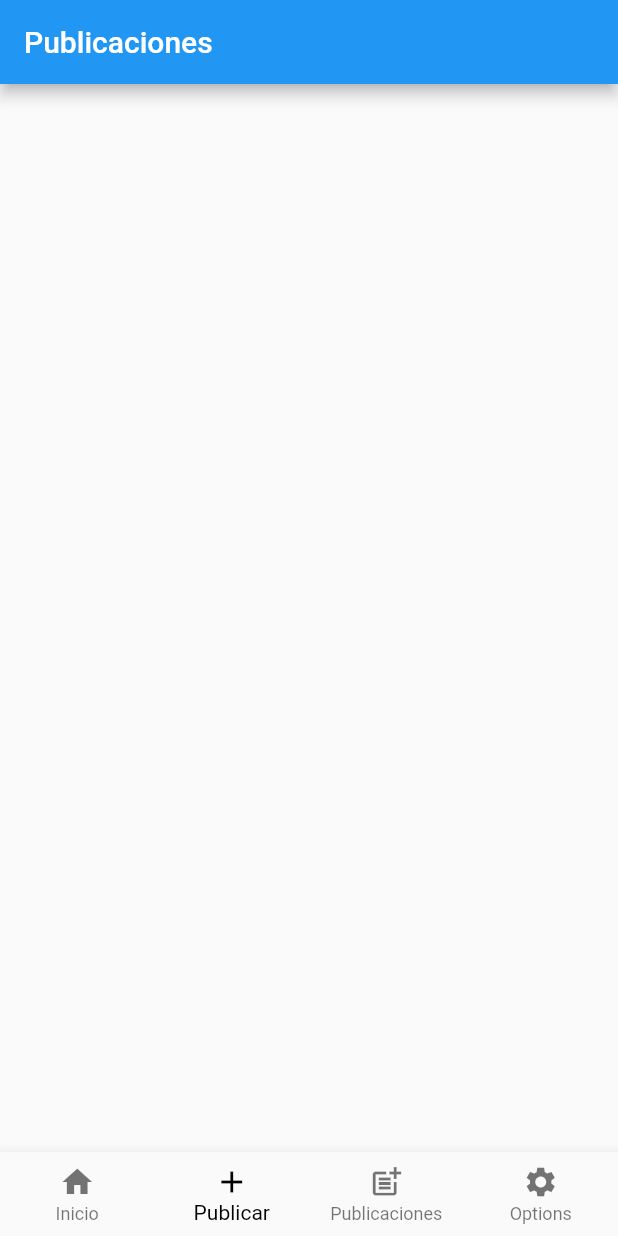
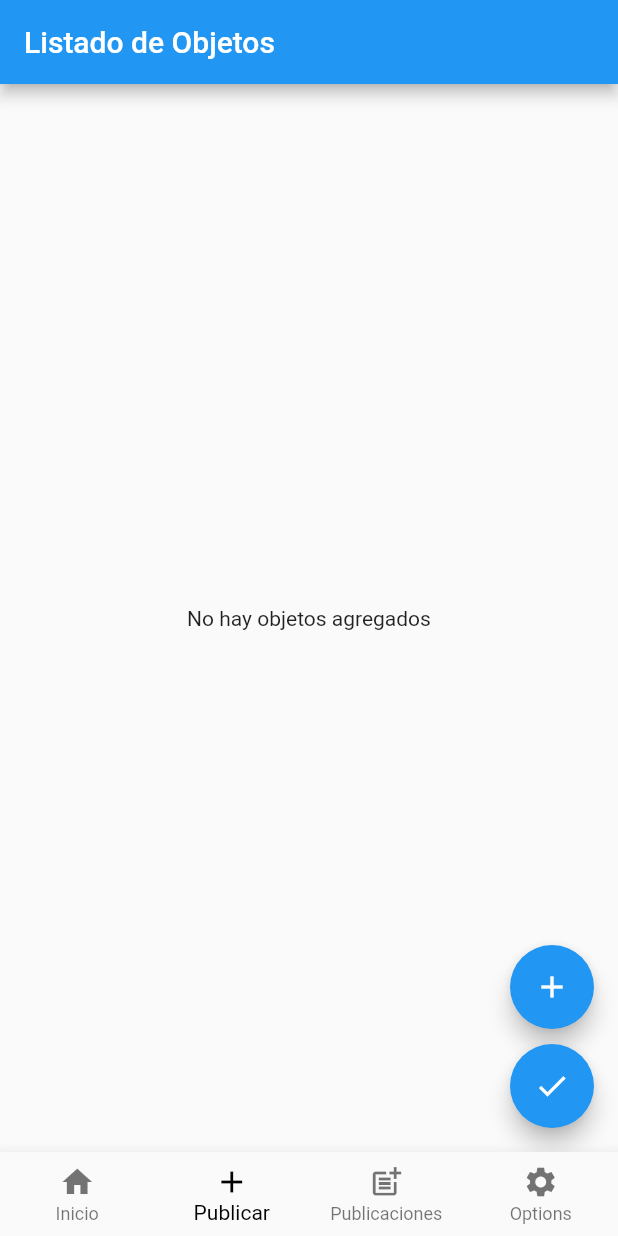
Before and after one commit to ErickFigueroaT/LosTsprroness, a Flutter app: the screen it shows after launch, swiped to page 2, on a phone screen of 412 x 824 dp. Run offline on Flutter 3.47's test engine with Material 2 defaults, Android fonts, the phone set to English and light mode, and no system bars; our stand-ins replace sqflite; accounts and stored records are empty.

Commit message:
Checklist y formulario de este
Se crea checklist para los objetos y para crear los objetos se usa un formulario que esta en formulario_checklist y se usa un provider que esta en Checklist_modelo se crean los objetos a base a mapas

```diff
--- /dev/null
+++ b/activity_ally/lib/Models/Checklist_modelo.dart
@@ -0,0 +1,21 @@
+class Tareas {
+  List<Map<String, dynamic>> _tareas = [];
+
+  static final Tareas _instancia = Tareas.privado();
+
+  Tareas.privado() {
+    _tareas = [];
+  }
+
+  factory Tareas() {
+    return _instancia;
+  }
+
+  List<Map<String, dynamic>> get tareas {
+    return _tareas;
+  }
+
+  void agregarTarea(Map<String, dynamic> nuevaTarea) {
+    _tareas.add(nuevaTarea);
+  }
+}
--- /dev/null
+++ b/activity_ally/lib/Views/Checklist.dart
@@ -0,0 +1,67 @@
+import 'package:activity_ally/Views/formulario_checklist.dart';
+import 'package:flutter/material.dart';
+import 'package:activity_ally/Models/Checklist_modelo.dart';
+
+class ListadoPage extends StatefulWidget {
+  const ListadoPage({Key key = const Key('my_key')}) : super(key: key);
+
+  static final nombrePagina = "Checklist";
+
+  @override
+  _ListadoPageState createState() => _ListadoPageState();
+}
+
+class _ListadoPageState extends State<ListadoPage> {
+  @override
+  Widget build(BuildContext context) {
+    return Scaffold(
+      appBar: AppBar(title: Text("Listado de Objetos")),
+      //...
+      body: (Tareas().tareas.isNotEmpty)
+          ? ListView(children: _crearItem())
+          : Center(
+              child: Text("No hay objetos agregados"),
+            ),
+      floatingActionButton: Column(
+        mainAxisAlignment: MainAxisAlignment.end,
+        children: [
+          FloatingActionButton(
+            onPressed: () => Navigator.push(context,
+                MaterialPageRoute(builder: (context) => FormularioPage())),
+            child: Icon(Icons.add),
+          ),
+          SizedBox(height: 10), // Añade un espacio entre los botones
+          FloatingActionButton(
+            onPressed: () {
+              // Acción a realizar al pulsar el botón "Finalizar"
+            },
+            child: Icon(Icons.done),
+          ),
+        ],
+      ),
+    );
+  }
+
+  List<Widget> _crearItem() {
+    List<Widget> items = [];
+    for (Map<String, dynamic> tarea in Tareas().tareas) {
+      final String nombre = tarea['nombre'];
+      final bool completado = tarea['estado'];
+
+      items.add(
+        ListTile(
+          title: Text(nombre),
+          trailing: Checkbox(
+            value: completado == null ? false : completado,
+            onChanged: (bool? newValue) {
+              setState(() {
+                tarea['estado'] = newValue;
+              });
+            },
+          ),
+        ),
+      );
+    }
+    return items;
+  }
+}
--- a/activity_ally/lib/Views/NavBarC.dart
+++ b/activity_ally/lib/Views/NavBarC.dart
@@ -2,6 +2,8 @@ import 'package:activity_ally/Views/crud.dart';
 import 'package:flutter/material.dart';
 
 import 'package:activity_ally/Views/Plantilla.dart';
+
+import 'package:activity_ally/Views/Checklist.dart';
 
 class NavBarC extends StatefulWidget {
   const NavBarC({super.key});
@@ -12,7 +14,7 @@ class NavBarC extends StatefulWidget {
 
 class _NavBarCState extends State<NavBarC> {
   PageController _pageController = PageController();
-  List<Widget> __screens = [Plantilla(), Plantilla(), Plantilla(), crud()];
+  List<Widget> __screens = [Plantilla(), ListadoPage(), Plantilla(), crud()];
 
   void _onPageChanged(int index) {
     setState(() {
--- a/activity_ally/pubspec.yaml
+++ b/activity_ally/pubspec.yaml
@@ -37,6 +37,7 @@ dependencies:
   cupertino_icons: ^1.0.2
   image_picker: ^1.0.4
   sqflite: ^2.3.0
+  raised_buttons: ^0.0.2
 
 dev_dependencies:
   flutter_test:
```
Also changed, not shown: activity_ally/lib/Views/formulario_checklist.dart (added, +60 -0 lines), activity_ally/pubspec.lock.
